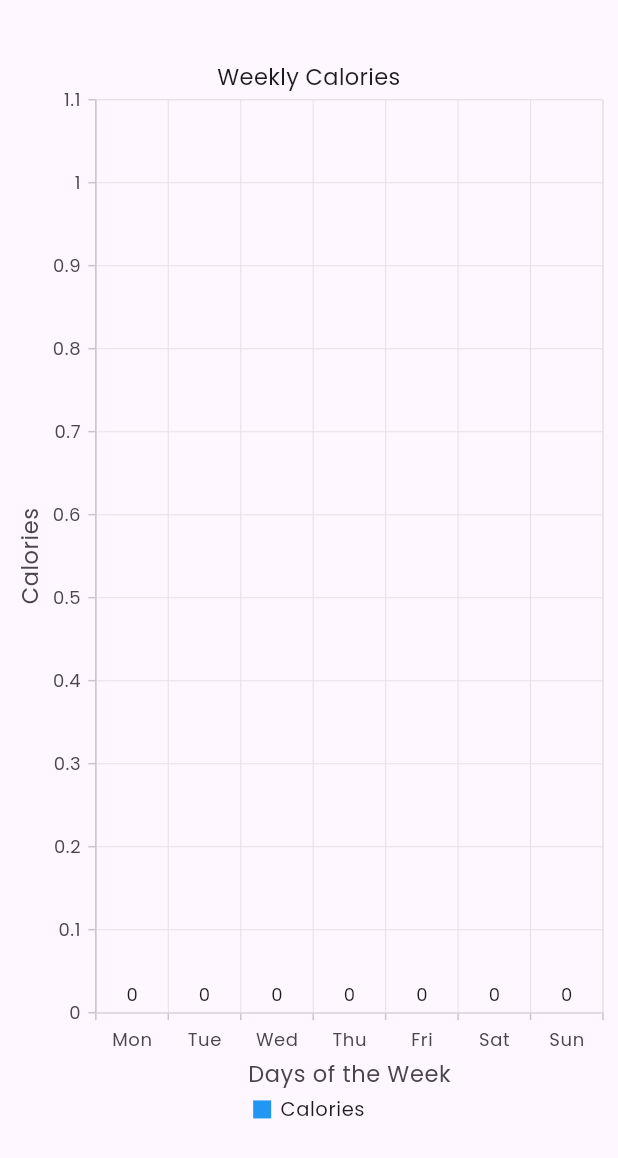
After one commit to kimoo112/Healthy-Fit, a Flutter app: the WeeklyCaloriesChartView screen opened directly, on a phone screen of 412 x 824 dp. The commit adds this screen. Shown: the top 1158 px of the screen. Run offline on Flutter 3.47's test engine with Material 3 defaults, Android fonts, the phone set to English and light mode, and no system bars; our stand-ins replace bloc, dio, flutter_bloc, flutter_screenutil, flutter_secure_storage, go_router and 6 more; missing offline and left inert: floating_navbar, intro_screen_onboarding_flutter, screenutil_module; accounts and stored records are empty; network calls fail.

Commit message:
feat : add some refactoring to Chart View - make the chart auto update - fix the cubit and make the weekly with hive not shared - fix some code

```diff
--- a/lib/features/home/cubit/home_state.dart
+++ b/lib/features/home/cubit/home_state.dart
@@ -58,3 +58,15 @@ final class DeleteFoodFailure extends HomeState {
 
   DeleteFoodFailure({required this.errorMessage});
 }
+
+class GetWeeklyCaloriesLoading extends HomeState {}
+
+class GetWeeklyCaloriesSuccess extends HomeState {
+  final List<double> weeklyCalories;
+  GetWeeklyCaloriesSuccess({required this.weeklyCalories});
+}
+
+class GetWeeklyCaloriesFailure extends HomeState {
+  final String errMsg;
+  GetWeeklyCaloriesFailure({required this.errMsg});
+}
--- a/lib/features/home/presentation/views/add_meal_view.dart
+++ b/lib/features/home/presentation/views/add_meal_view.dart
@@ -59,7 +59,9 @@ class AddMealView extends StatelessWidget {
                           itemBuilder: (context, index) {
                             final food =
                                 context.watch<HomeCubit>().myFood[index];
-                            return Container(
+                            return Padding(
+                              padding: const EdgeInsets.all(8.0),
+                              child: Container(
                                 padding: const EdgeInsets.all(12),
                                 decoration: BoxDecoration(
                                   color: Colors.white,
@@ -116,7 +118,6 @@ class AddMealView extends StatelessWidget {
                                         ],
                                       ),
                                     ),
-                                  // Delete Icon
                                     IconButton(
                                       icon: const Icon(IconlyBroken.delete,
                                           color: Colors.red),
@@ -127,6 +128,7 @@ class AddMealView extends StatelessWidget {
                                       },
                                     ),
                                   ],
+                                ),
                               ),
                             );
                           },
--- /dev/null
+++ b/lib/features/home/presentation/views/charts_view.dart
@@ -0,0 +1,89 @@
+import 'package:flutter/material.dart';
+import 'package:flutter_bloc/flutter_bloc.dart';
+import 'package:flutter_screenutil/flutter_screenutil.dart';
+import 'package:syncfusion_flutter_charts/charts.dart';
+
+import '../../cubit/home_cubit.dart';
+
+class WeeklyCaloriesChartView extends StatefulWidget {
+  const WeeklyCaloriesChartView({super.key});
+
+  @override
+  State<WeeklyCaloriesChartView> createState() =>
+      _WeeklyCaloriesChartViewState();
+}
+
+class _WeeklyCaloriesChartViewState extends State<WeeklyCaloriesChartView> {
+  @override
+  void initState() {
+    super.initState();
+    context.read<HomeCubit>().fetchWeeklyCalories(); // ✅ Fetch data on init
+  }
+
+  @override
+  Widget build(BuildContext context) {
+    return Scaffold(
+      body: BlocBuilder<HomeCubit, HomeState>(
+        builder: (context, state) {
+          if (state is GetWeeklyCaloriesLoading) {
+            return const Center(child: CircularProgressIndicator());
+          } else if (state is GetWeeklyCaloriesSuccess) {
+            // ✅ Use the weeklyCalories from the state
+            return _buildChart(state.weeklyCalories.cast<double>());
+          } else if (state is GetWeeklyCaloriesFailure) {
+            debugPrint(state.errMsg);
+            return Center(child: Text("Error: ${state.errMsg}"));
+          } else {
+            return const Center(child: Text("No data available."));
+          }
+        },
+      ),
+    );
+  }
+
+  Widget _buildChart(List<double> weeklyCalories) {
+    final List<ChartData> chartData = _mapCaloriesToChartData(weeklyCalories);
+
+    return Padding(
+      padding: EdgeInsets.only(bottom:60.0.sp,top:30.sp),
+      child: SfCartesianChart(
+        title: const ChartTitle(text: "Weekly Calories"),
+        legend: const Legend(isVisible: true),
+        tooltipBehavior: TooltipBehavior(enable: true),
+        primaryXAxis: const CategoryAxis(
+          title: AxisTitle(text: "Days of the Week"),
+        ),
+        primaryYAxis: const NumericAxis(
+          title: AxisTitle(text: "Calories"),
+          minimum: 0,
+        ),
+        series: <CartesianSeries<dynamic, dynamic>>[
+          ColumnSeries<ChartData, String>(
+            dataSource: chartData,
+            xValueMapper: (ChartData data, _) => data.day,
+            yValueMapper: (ChartData data, _) => data.calories,
+            name: "Calories",
+            color: Colors.blue,
+            dataLabelSettings: const DataLabelSettings(isVisible: true),
+          ),
+        ],
+      ),
+    );
+  }
+
+  List<ChartData> _mapCaloriesToChartData(List<double> weeklyCalories) {
+    const daysOfWeek = ["Mon", "Tue", "Wed", "Thu", "Fri", "Sat", "Sun"];
+    return List.generate(
+      weeklyCalories.length,
+      (index) =>
+          ChartData(day: daysOfWeek[index], calories: weeklyCalories[index]),
+    );
+  }
+}
+
+class ChartData {
+  final String day;
+  final double calories;
+
+  ChartData({required this.day, required this.calories});
+}
--- a/lib/features/home/presentation/views/home_view.dart
+++ b/lib/features/home/presentation/views/home_view.dart
@@ -48,9 +48,8 @@ class _HomeViewState extends State<HomeView> {
                 _buildHomeTitle(),
                 22.verticalSpace,
                 CaloriesContainer(
-                  calorieGoal: calorieGoal,
-                  myCalories: myCalories,
-                ),
+                    calorieGoal: calorieGoal,
+                    userId: CacheHelper.getData(key: ApiKeys.id)),
                 8.verticalSpace,
                 Row(
                   mainAxisAlignment: MainAxisAlignment.spaceBetween,
```
Also changed, not shown: lib/features/home/cubit/home_cubit.dart (+70 -36 lines), lib/features/home/presentation/widgets/calories_container.dart (+24 -11 lines). Lines whose indentation alone changed are shown as unchanged.
